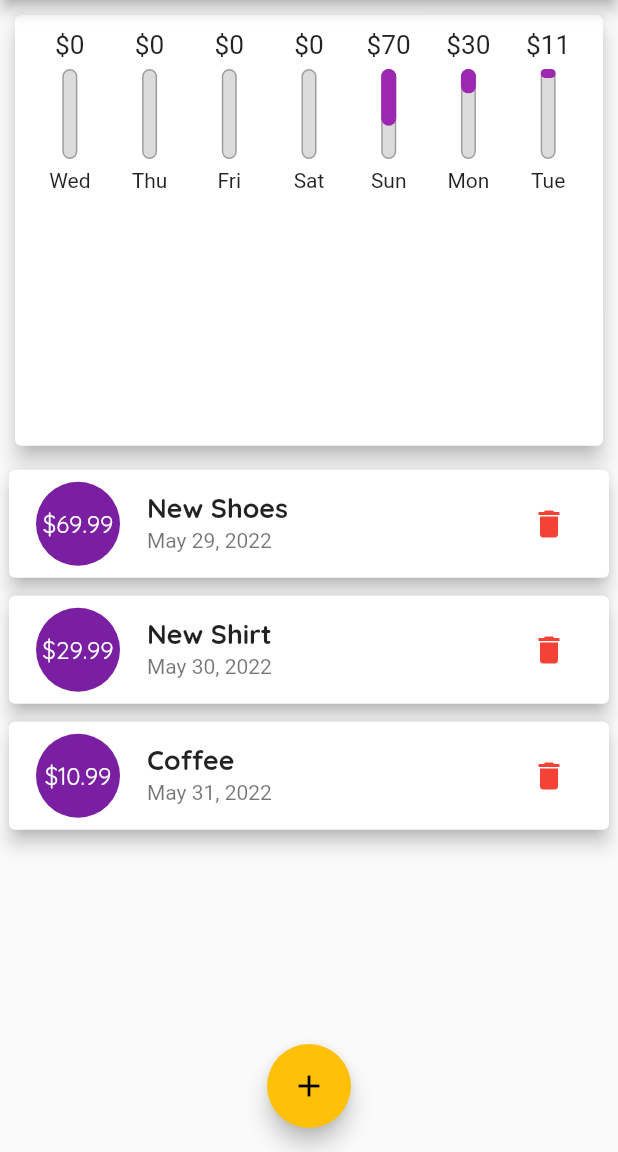
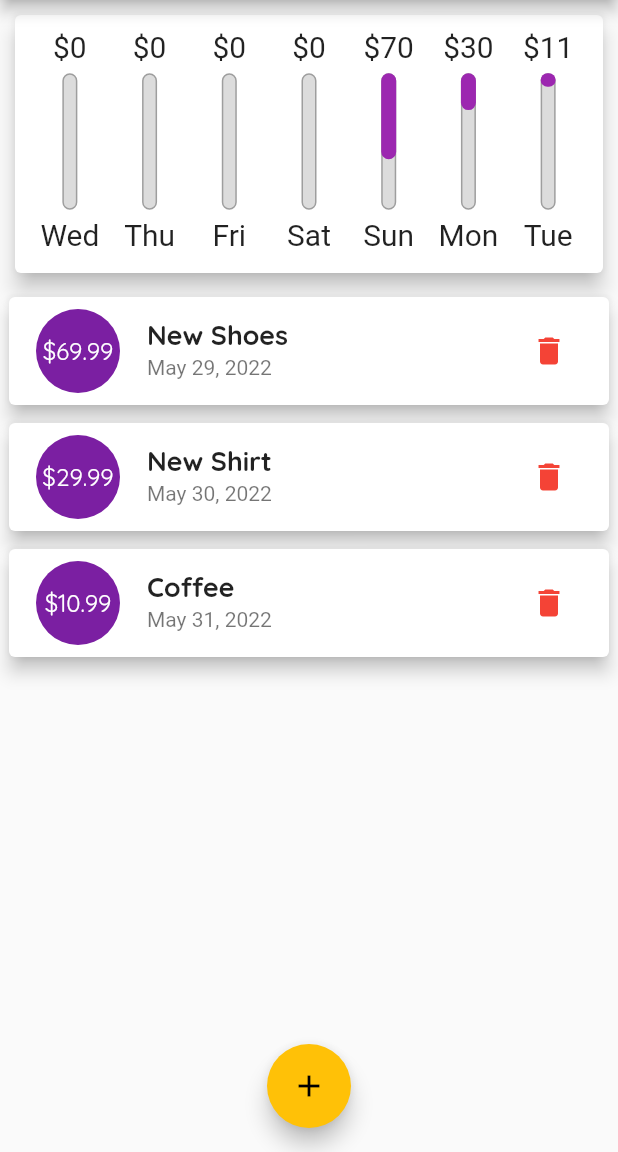
Before and after one commit to PandaTechMobile/flutter_spend_tracker, a Flutter app: the screen it shows after launch, on a phone screen of 412 x 824 dp, the part 84-1236 px from its top. Run offline on Flutter 3.47's test engine with Material 2 defaults, Android fonts, the phone set to English and light mode, and no system bars.

Commit message:
Continued responsive changes (Ep4Chp05)

```diff
--- a/lib/main.dart
+++ b/lib/main.dart
@@ -150,14 +150,14 @@ class _MyHomePageState extends State<MyHomePage> {
               height: (MediaQuery.of(context).size.height -
                       appBar.preferredSize.height -
                       MediaQuery.of(context).padding.top) *
-                  0.4,
+                  0.25,
               child: Chart(_recentTransactions),
             ),
             Container(
               height: (MediaQuery.of(context).size.height -
                       appBar.preferredSize.height -
                       MediaQuery.of(context).padding.top) *
-                  0.6,
+                  0.75,
               child: TransactionList(_userTransactions, _deleteTransaction),
             ),
             // Container(
--- a/lib/widgets/chart_bar_widget.dart
+++ b/lib/widgets/chart_bar_widget.dart
@@ -9,16 +9,17 @@ class ChartBar extends StatelessWidget {
 
   @override
   Widget build(BuildContext context) {
+    return LayoutBuilder(builder: (ctx, constraints) {
       return Column(
         children: [
           Container(
-          height: 20,
+            height: constraints.maxHeight * 0.15,
             child: FittedBox(
               child: Text('\$${spendingAmount.toStringAsFixed(0)}'),
             ),
           ),
           Container(
-          height: 60,
+            height: (constraints.maxHeight - 12) * 0.65,
             width: 10,
             margin: const EdgeInsets.only(top: 6, bottom: 6),
             child: Stack(
@@ -45,8 +46,12 @@ class ChartBar extends StatelessWidget {
               ],
             ),
           ),
-        Text(label),
+          Container(
+            height: constraints.maxHeight * 0.15,
+            child: FittedBox(child: Text(label)),
+          ),
         ],
       );
+    });
   }
 }
--- a/lib/widgets/chart_widget.dart
+++ b/lib/widgets/chart_widget.dart
@@ -43,6 +43,7 @@ class Chart extends StatelessWidget {
         padding: const EdgeInsets.all(10.0),
         child: Row(
           mainAxisAlignment: MainAxisAlignment.spaceAround,
+          crossAxisAlignment: CrossAxisAlignment.center,
           children: groupedTransactionValues.map((data) {
             //return Text('${data['day']}: ${data['amount']}');
             return Flexible(
```
Lines whose indentation alone changed are shown as unchanged.
